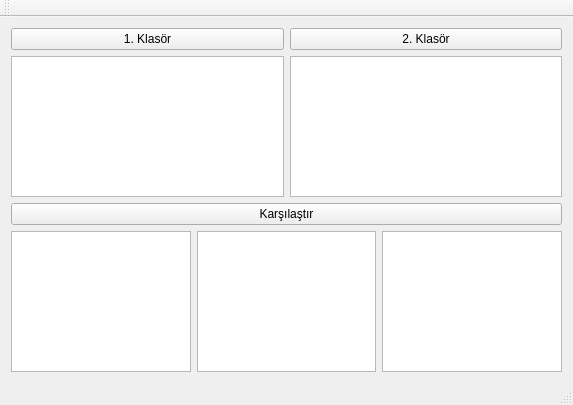
iegrsy/Qt, file QDirWorking/mainwindow.ui: the form before one commit.
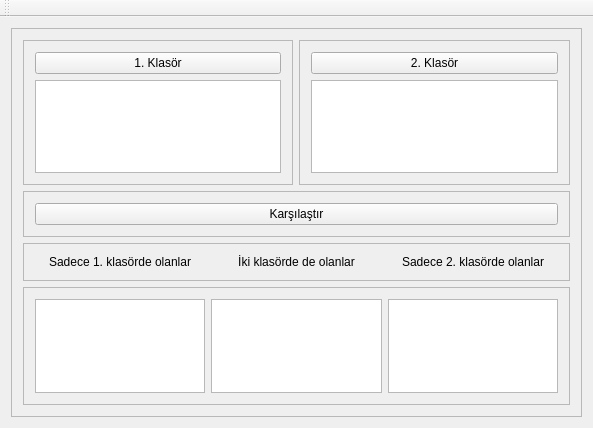
The form after the commit.

The edit to the form file:
```diff
--- a/QDirWorking/mainwindow.ui
+++ b/QDirWorking/mainwindow.ui
@@ -6,24 +6,36 @@
    <rect>
     <x>0</x>
     <y>0</y>
-    <width>573</width>
-    <height>405</height>
+    <width>593</width>
+    <height>428</height>
    </rect>
   </property>
   <property name="windowTitle">
    <string>MainWindow</string>
   </property>
   <widget class="QWidget" name="centralWidget">
+   <property name="enabled">
+    <bool>true</bool>
+   </property>
    <layout class="QHBoxLayout" name="horizontalLayout_2">
     <item>
-     <layout class="QVBoxLayout" name="verticalLayout_3">
-      <property name="sizeConstraint">
-       <enum>QLayout::SetDefaultConstraint</enum>
+     <widget class="QFrame" name="frame">
+      <property name="frameShape">
+       <enum>QFrame::StyledPanel</enum>
       </property>
-      <item>
-       <layout class="QHBoxLayout" name="horizontalLayout">
-        <item>
-         <layout class="QVBoxLayout" name="verticalLayout_2">
+      <property name="frameShadow">
+       <enum>QFrame::Raised</enum>
+      </property>
+      <layout class="QGridLayout" name="gridLayout">
+       <item row="0" column="0">
+        <widget class="QFrame" name="frame_2">
+         <property name="frameShape">
+          <enum>QFrame::StyledPanel</enum>
+         </property>
+         <property name="frameShadow">
+          <enum>QFrame::Raised</enum>
+         </property>
+         <layout class="QVBoxLayout" name="verticalLayout">
           <item>
            <widget class="QPushButton" name="btnDr1">
             <property name="text">
@@ -32,12 +44,20 @@
            </widget>
           </item>
           <item>
-           <widget class="QListView" name="lvDir1"/>
+           <widget class="QListWidget" name="lvDir1"/>
           </item>
          </layout>
-        </item>
-        <item>
-         <layout class="QVBoxLayout" name="verticalLayout">
+        </widget>
+       </item>
+       <item row="0" column="1">
+        <widget class="QFrame" name="frame_3">
+         <property name="frameShape">
+          <enum>QFrame::StyledPanel</enum>
+         </property>
+         <property name="frameShadow">
+          <enum>QFrame::Raised</enum>
+         </property>
+         <layout class="QVBoxLayout" name="verticalLayout_2">
           <item>
            <widget class="QPushButton" name="btnDr2">
             <property name="text">
@@ -46,12 +66,20 @@
            </widget>
           </item>
           <item>
-           <widget class="QListView" name="lvDir2"/>
+           <widget class="QListWidget" name="lvDir2"/>
           </item>
          </layout>
-        </item>
-       </layout>
-      </item>
+        </widget>
+       </item>
+       <item row="1" column="0" colspan="2">
+        <widget class="QFrame" name="frame_4">
+         <property name="frameShape">
+          <enum>QFrame::StyledPanel</enum>
+         </property>
+         <property name="frameShadow">
+          <enum>QFrame::Raised</enum>
+         </property>
+         <layout class="QHBoxLayout" name="horizontalLayout">
       <item>
        <widget class="QPushButton" name="btnCompare">
         <property name="text">
@@ -59,20 +87,74 @@
         </property>
        </widget>
       </item>
-      <item>
+         </layout>
+        </widget>
+       </item>
+       <item row="2" column="0" colspan="2">
+        <widget class="QFrame" name="frame_5">
+         <property name="frameShape">
+          <enum>QFrame::StyledPanel</enum>
+         </property>
+         <property name="frameShadow">
+          <enum>QFrame::Raised</enum>
+         </property>
        <layout class="QHBoxLayout" name="horizontalLayout_3">
         <item>
-         <widget class="QListView" name="lvDirList1"/>
+           <widget class="QLabel" name="label">
+            <property name="text">
+             <string>Sadece 1. klasörde olanlar</string>
+            </property>
+            <property name="alignment">
+             <set>Qt::AlignCenter</set>
+            </property>
+           </widget>
         </item>
         <item>
-         <widget class="QListView" name="lvDirList"/>
+           <widget class="QLabel" name="label_2">
+            <property name="text">
+             <string>İki klasörde de olanlar</string>
+            </property>
+            <property name="alignment">
+             <set>Qt::AlignCenter</set>
+            </property>
+           </widget>
         </item>
         <item>
-         <widget class="QListView" name="lvDirList2"/>
-        </item>
-       </layout>
-      </item>
-     </layout>
+           <widget class="QLabel" name="label_3">
+            <property name="text">
+             <string>Sadece 2. klasörde olanlar</string>
+            </property>
+            <property name="alignment">
+             <set>Qt::AlignCenter</set>
+            </property>
+           </widget>
+          </item>
+         </layout>
+        </widget>
+       </item>
+       <item row="3" column="0" colspan="2">
+        <widget class="QFrame" name="frame_6">
+         <property name="frameShape">
+          <enum>QFrame::StyledPanel</enum>
+         </property>
+         <property name="frameShadow">
+          <enum>QFrame::Raised</enum>
+         </property>
+         <layout class="QHBoxLayout" name="horizontalLayout_4">
+          <item>
+           <widget class="QListWidget" name="lvDirList1"/>
+          </item>
+          <item>
+           <widget class="QListWidget" name="lvDirList"/>
+          </item>
+          <item>
+           <widget class="QListWidget" name="lvDirList2"/>
+          </item>
+         </layout>
+        </widget>
+       </item>
+      </layout>
+     </widget>
     </item>
    </layout>
   </widget>
@@ -94,7 +176,6 @@
     <bool>false</bool>
    </attribute>
   </widget>
-  <widget class="QStatusBar" name="statusBar"/>
  </widget>
  <layoutdefault spacing="6" margin="11"/>
  <resources/>
```
Left out of the diff: 2 changed lines with no effect on the pictures. Lines whose indentation alone changed are shown as unchanged.
